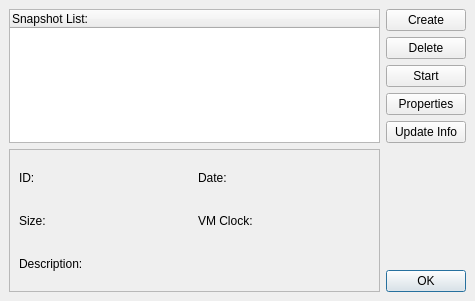
tobimensch/aqemu, file src/Snapshots_Window.ui: the form before one commit.
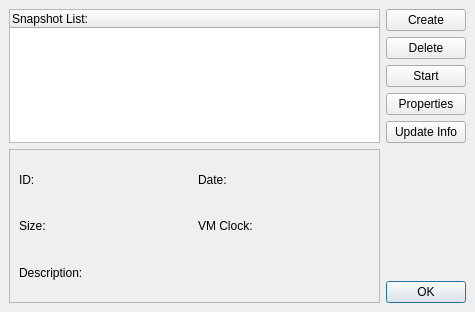
The form after the commit. Icons and pictures are not drawn.

What changed in the file:
```diff
--- a/src/Snapshots_Window.ui
+++ b/src/Snapshots_Window.ui
@@ -8,7 +8,7 @@
     <x>0</x>
     <y>0</y>
     <width>475</width>
-    <height>301</height>
+    <height>312</height>
    </rect>
   </property>
   <property name="windowTitle">
```
Left out of the diff: 40 changed lines with no effect on the pictures.
